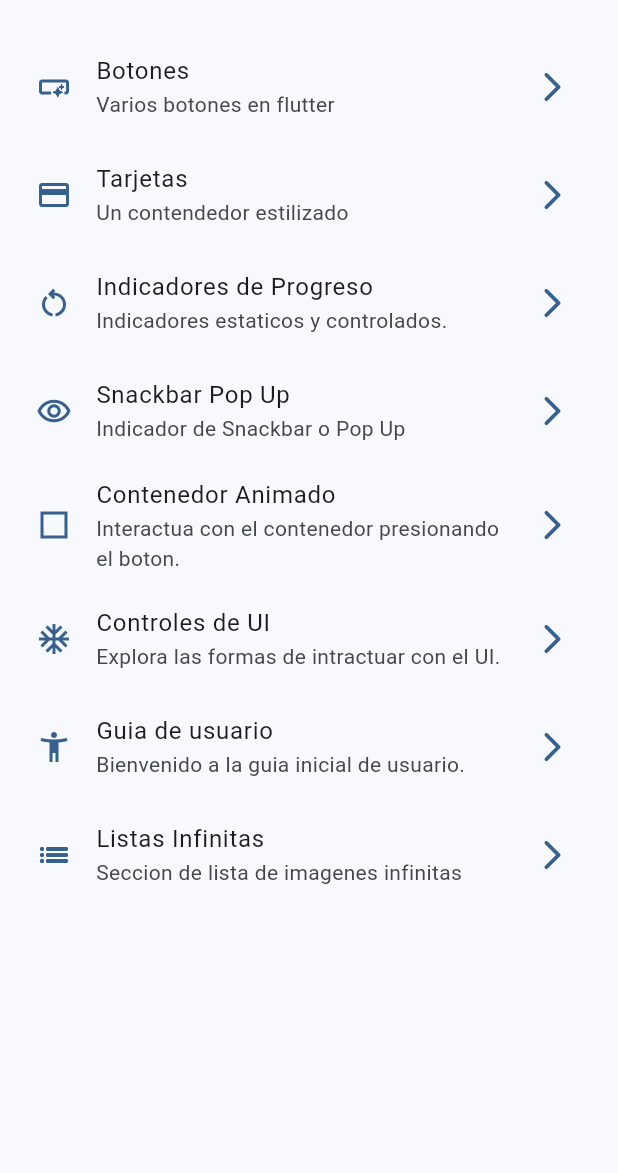
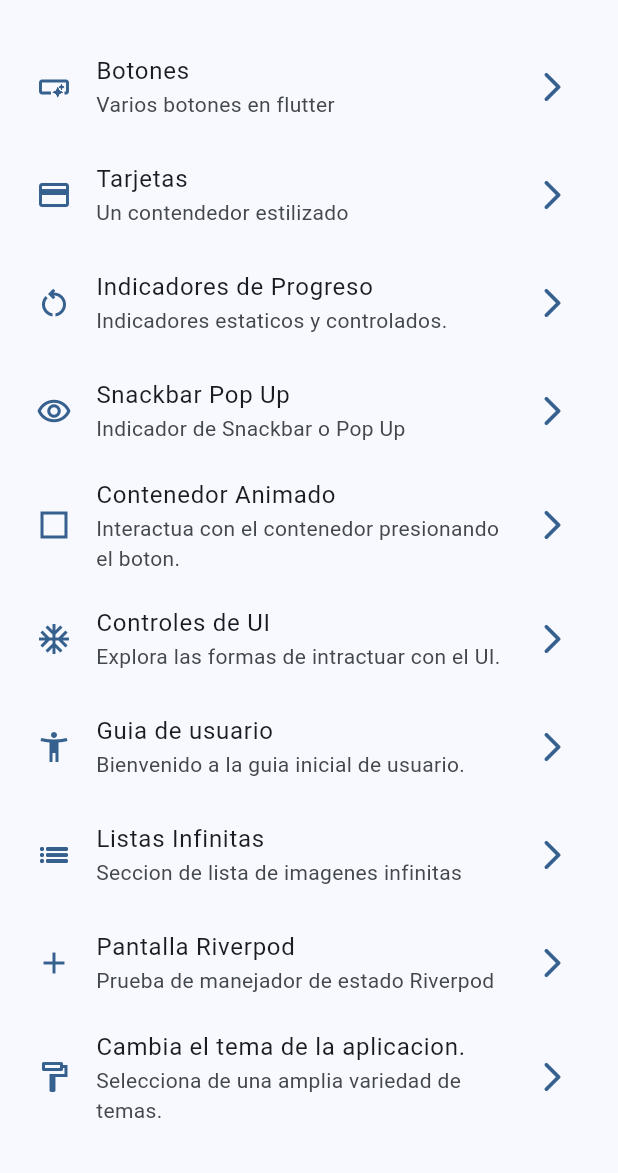
Before and after one commit to josuearroliga/widgetsApp, a Flutter app: the screen it shows after launch, on a phone screen of 412 x 824 dp, the part 63-1236 px from its top. Run offline on Flutter 3.47's test engine with Material 3 defaults, Android fonts, the phone set to English and light mode, and no system bars; our stand-ins replace animate_do, flutter_riverpod, go_router.

Commit message:
Finished Riverpod implementation, counter, theme screen, listbuilder with radio list tiles, all using Riverpod.

```diff
--- a/lib/config/menu/menu_items.dart
+++ b/lib/config/menu/menu_items.dart
@@ -62,4 +62,16 @@ const appMenuItems = <MenuItem>[
     link: '/infinite',
     icon: Icons.list_outlined,
   ),
+  MenuItem(
+    title: 'Pantalla Riverpod',
+    subTitle: 'Prueba de manejador de estado Riverpod',
+    link: '/counter_screen',
+    icon: Icons.add,
+  ),
+  MenuItem(
+    title: 'Cambia el tema de la aplicacion.',
+    subTitle: 'Selecciona de una amplia variedad de temas.',
+    link: '/dark_mode_enabler',
+    icon: Icons.format_paint_outlined,
+  ),
 ];
--- a/lib/config/router/app_router.dart
+++ b/lib/config/router/app_router.dart
@@ -1,5 +1,7 @@
 import 'package:go_router/go_router.dart';
 import 'package:widget_app/presentation/screens/animated/animated_screen.dart';
+import 'package:widget_app/presentation/screens/counter/counter_screen.dart';
+import 'package:widget_app/presentation/screens/darkmode/dark_mode_screen.dart';
 import 'package:widget_app/presentation/screens/screens_exports.dart';
 
 //To implement go router you go to the main and add .router to the material app, then you add the "routerConfig" setting to this andyou selectappRouter.
@@ -51,5 +53,15 @@ final appRouter = GoRouter(
       name: InfiniteScrollScreen.name,
       builder: (context, state) => const InfiniteScrollScreen(),
     ),
+    GoRoute(
+      path: '/counter_screen',
+      name: CounterScreen.name,
+      builder: (context, state) => const CounterScreen(),
+    ),
+    GoRoute(
+      path: '/dark_mode_enabler',
+      name: DarkModeScreen.name,
+      builder: (context, state) => const DarkModeScreen(),
+    ),
   ],
 );
--- a/lib/config/theme/app_theme.dart
+++ b/lib/config/theme/app_theme.dart
@@ -18,6 +18,5 @@ class AppTheme {
 
 //Crete the method to get the theme data.
   ThemeData getTheme() => ThemeData(
-        colorSchemeSeed: colorList[selectedColor],
-      );
+      colorSchemeSeed: colorList[selectedColor], brightness: Brightness.light);
 }
--- /dev/null
+++ b/lib/presentation/providers/counter_provider.dart
@@ -0,0 +1,3 @@
+import 'package:flutter_riverpod/flutter_riverpod.dart';
+
+final counterProvider = StateProvider((ref) => 5);
--- a/pubspec.yaml
+++ b/pubspec.yaml
@@ -10,6 +10,7 @@ dependencies:
   animate_do: ^3.3.4
   flutter:
     sdk: flutter
+  flutter_riverpod: ^2.5.1
   go_router: ^14.1.0
 
 dev_dependencies:
```
Also changed, not shown: lib/main.dart (+6 -1 lines), lib/presentation/providers/theme_provider.dart (added, +7 -0 lines), lib/presentation/screens/counter/counter_screen.dart (added, +51 -0 lines), lib/presentation/screens/darkmode/dark_mode_screen.dart (added, +63 -0 lines), pubspec.lock.
